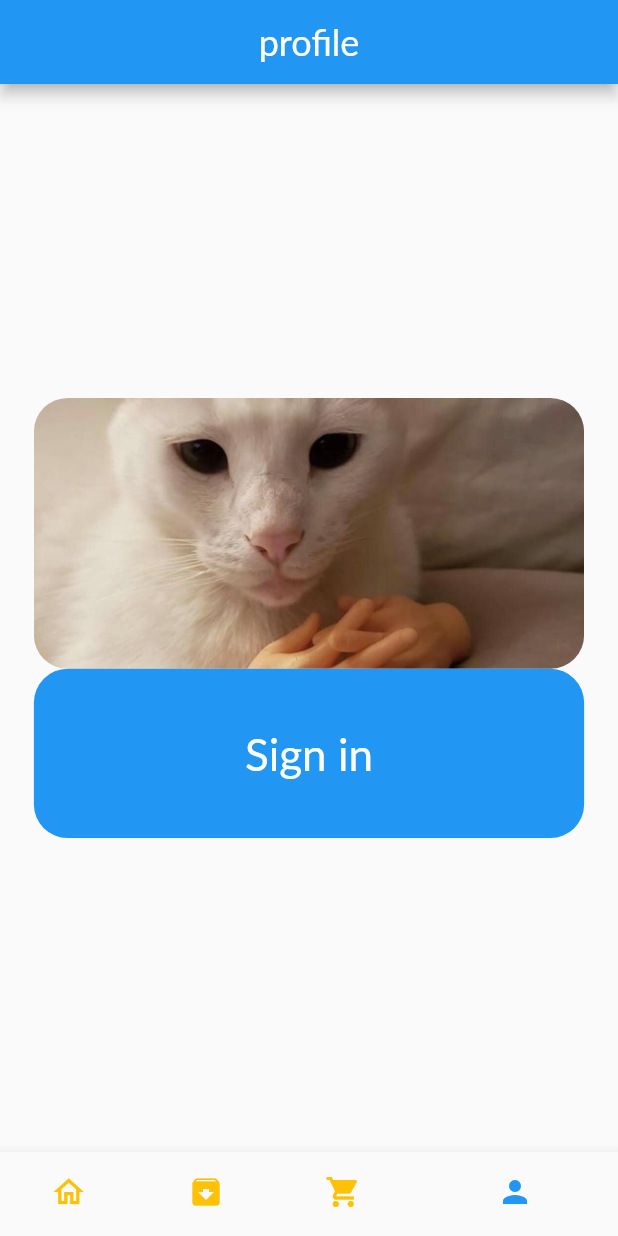
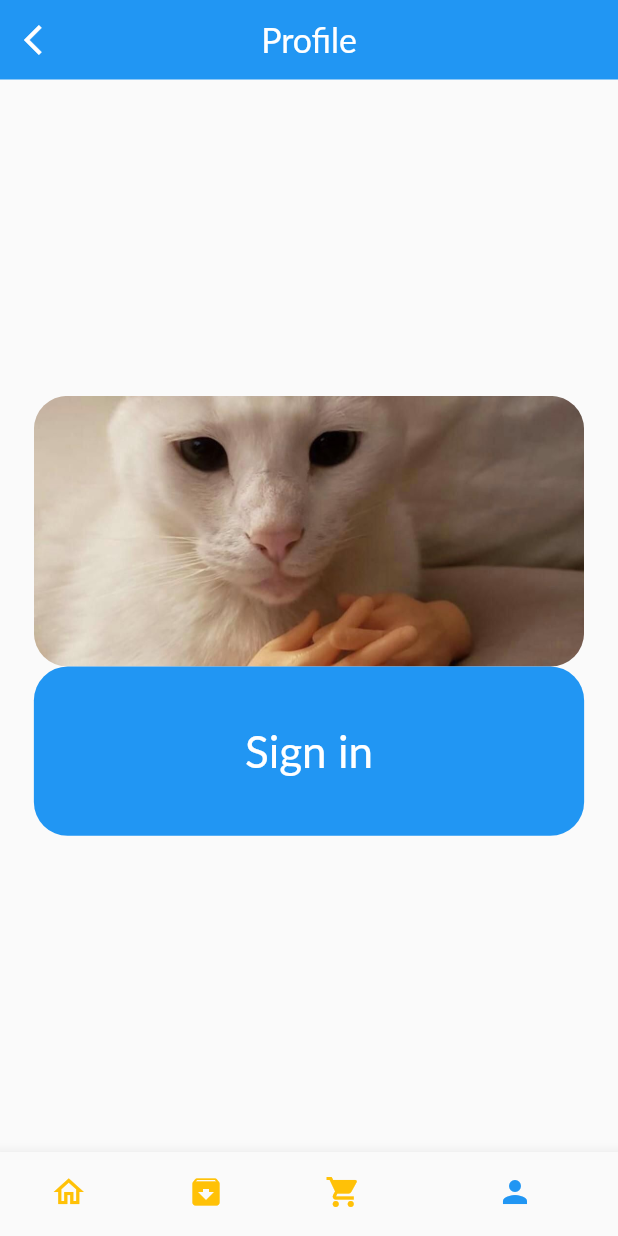
Before and after one commit to FrostElAkuma/Twaste, a Flutter app: the screen it shows after launch, item 4 of the bottom bar chosen, on a phone screen of 412 x 824 dp. Run offline on Flutter 3.47's test engine with Material 2 defaults, Android fonts, the phone set to English and light mode, and no system bars; our stand-ins replace dots_indicator, flutter_typeahead, geocoding, geolocator, get, google_maps_flutter and 2 more; missing offline and left inert: flutter_google_places, google_maps_webservice; accounts and stored records are empty; network calls fail; Roboto replaces fonts that are missing (Lato).

Commit message:
Replaced Default app bar with CustomAppBar

```diff
--- a/lib/base/custom_app_bar.dart
+++ b/lib/base/custom_app_bar.dart
@@ -38,5 +38,6 @@ class CustomAppBar extends StatelessWidget implements PreferredSizeWidget {
   //PreferredSized Widget made me ovveride this
   @override
   // TODO: implement preferredSize
-  Size get preferredSize => Size(500, 50);
+  //Size for the app bar, width and height
+  Size get preferredSize => Size(500, 53);
 }
--- a/lib/my_pages/account/account_page.dart
+++ b/lib/my_pages/account/account_page.dart
@@ -5,6 +5,7 @@ import 'package:flutter/src/widgets/container.dart';
 import 'package:flutter/src/widgets/framework.dart';
 import 'package:get/get.dart';
 import 'package:get/get_core/src/get_main.dart';
+import 'package:twaste/base/custom_app_bar.dart';
 import 'package:twaste/base/custom_loader.dart';
 import 'package:twaste/controllers/auth_controller.dart';
 import 'package:twaste/controllers/cart_controller.dart';
@@ -32,15 +33,8 @@ class AccountPage extends StatelessWidget {
 
     //We use Scaffold if we want an app bar
     return Scaffold(
-      appBar: AppBar(
-        backgroundColor: Colors.blue,
-        title: Center(
-          child: LargeText(
-            text: "profile",
-            size: 24,
-            color: Colors.white,
-          ),
-        ),
+      appBar: CustomAppBar(
+        title: "Profile",
       ),
       //Do not forget we use get builder when we want to use data froma controller
       body: GetBuilder<UserController>(builder: (userController) {
--- a/lib/my_pages/address/add_address_page.dart
+++ b/lib/my_pages/address/add_address_page.dart
@@ -9,6 +9,7 @@ import 'package:geocoding/geocoding.dart';
 import 'package:get/get.dart';
 import 'package:get/get_core/src/get_main.dart';
 import 'package:google_maps_flutter/google_maps_flutter.dart';
+import 'package:twaste/base/custom_app_bar.dart';
 import 'package:twaste/controllers/auth_controller.dart';
 import 'package:twaste/controllers/location_controller.dart';
 import 'package:twaste/controllers/user_controller.dart';
@@ -77,10 +78,7 @@ class _AddAddressPageState extends State<AddAddressPage> {
   @override
   Widget build(BuildContext context) {
     return Scaffold(
-      appBar: AppBar(
-        title: Text("Address page"),
-        backgroundColor: Colors.blue,
-      ),
+      appBar: CustomAppBar(title: "Adress"),
       body: GetBuilder<UserController>(builder: (userController) {
         if (userController.userModel != null &&
             _contactPersonName.text.isEmpty) {
--- a/lib/my_pages/order/view_order.dart
+++ b/lib/my_pages/order/view_order.dart
@@ -2,6 +2,7 @@ import 'package:flutter/material.dart';
 import 'package:flutter/src/widgets/framework.dart';
 import 'package:flutter/src/widgets/placeholder.dart';
 import 'package:get/get.dart';
+import 'package:twaste/base/custom_loader.dart';
 import 'package:twaste/utils/dimensions.dart';
 import 'package:twaste/utils/styles.dart';
 
@@ -129,7 +130,7 @@ class ViewOrder extends StatelessWidget {
             ),
           );
         } else {
-          return Text("loading");
+          return CustomLoader();
         }
       }),
     );
--- a/lib/utils/my_constants.dart
+++ b/lib/utils/my_constants.dart
@@ -4,7 +4,7 @@ class MyConstants {
 
   //10.0.2.2:8000 127.0.0.1:8000 mvs.bslmeiyu.com ngrok http 127.0.0.1:8000
   //Since I am developing on android. When trying on IOS make sure that everything thing is ok. I need to add some specific code for IOS later
-  static const String BASE_URL = "https://4657-176-205-72-65.in.ngrok.io";
+  static const String BASE_URL = "https://ec74-176-205-72-65.in.ngrok.io";
   static const String POPULAR_PRODUCT_URI = "/api/v1/products/popular";
   static const String RECOMMENDED_PRODUCT_URI = "/api/v1/products/recommended";
   //static const String DRINKS_URI = "/api/v1/products/drinks";
```
